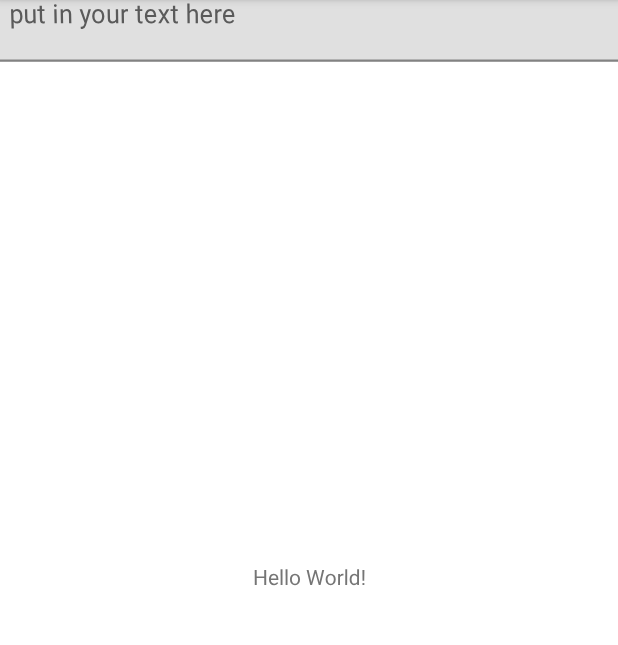
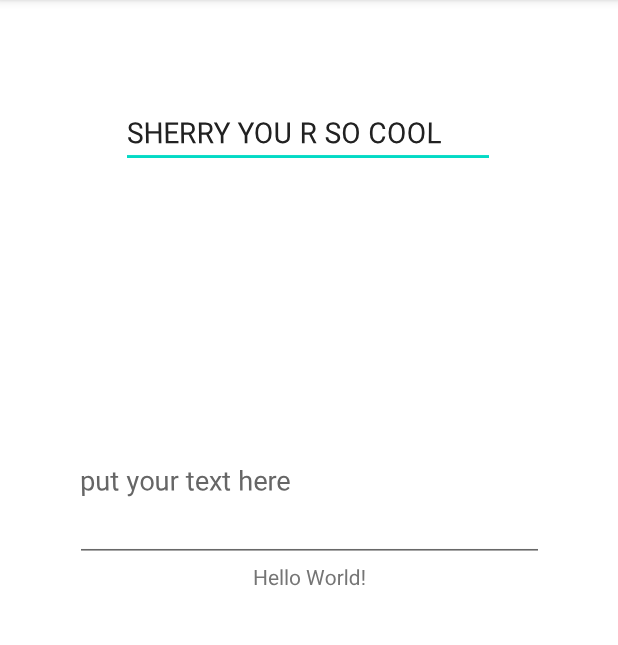
Before and after one commit to sherryliu987/song-generator, an Android app: the screen it shows after launch (MainActivity), on a phone screen of 412 x 824 dp, the part 84-729 px from its top. Run offline under Robolectric (Android 15) with nearby library versions, the phone set to English and light mode, and no system bars.

Commit message:
trying to make things work

```diff
--- a/app/src/main/res/layout/activity_main.xml
+++ b/app/src/main/res/layout/activity_main.xml
@@ -8,6 +8,7 @@
     tools:context=".MainActivity">
 
     <TextView
+        android:id="@+id/textView"
         android:layout_width="wrap_content"
         android:layout_height="wrap_content"
         android:text="Hello World!"
@@ -18,24 +19,25 @@
 
     <EditText
         android:id="@+id/editTextTextPersonName"
-        android:layout_width="wrap_content"
-        android:layout_height="wrap_content"
+        android:layout_width="240dp"
+        android:layout_height="42dp"
+        android:layout_marginTop="80dp"
         android:ems="10"
         android:inputType="textPersonName"
-        android:text="SHERRY YOU R SO COOL"
-        tools:layout_editor_absoluteX="78dp"
-        tools:layout_editor_absoluteY="41dp" />
+        android:text="@string/sherry_you_r_so_cool"
+        android:visibility="visible"
+        app:layout_constraintEnd_toEndOf="parent"
+        app:layout_constraintHorizontal_bias="0.497"
+        app:layout_constraintStart_toStartOf="parent"
+        app:layout_constraintTop_toTopOf="parent"
+        tools:visibility="visible" />
 
-    <com.google.android.material.textfield.TextInputLayout
-        android:layout_width="match_parent"
-        android:layout_height="wrap_content"
-        tools:layout_editor_absoluteX="74dp"
-        tools:layout_editor_absoluteY="83dp">
-
-        <com.google.android.material.textfield.TextInputEditText
-            android:layout_width="match_parent"
-            android:layout_height="wrap_content"
-            android:hint="put in your text here" />
-    </com.google.android.material.textfield.TextInputLayout>
+    <com.google.android.material.textfield.TextInputEditText
+        android:layout_width="311dp"
+        android:layout_height="107dp"
+        android:hint="put your text here"
+        app:layout_constraintBottom_toTopOf="@+id/textView"
+        app:layout_constraintEnd_toEndOf="parent"
+        app:layout_constraintStart_toStartOf="parent" />
 
 </androidx.constraintlayout.widget.ConstraintLayout>
--- a/app/src/main/res/values/strings.xml
+++ b/app/src/main/res/values/strings.xml
@@ -1,3 +1,4 @@
 <resources>
     <string name="app_name">Song Generator</string>
+    <string name="sherry_you_r_so_cool">SHERRY YOU R SO COOL</string>
 </resources>
```
